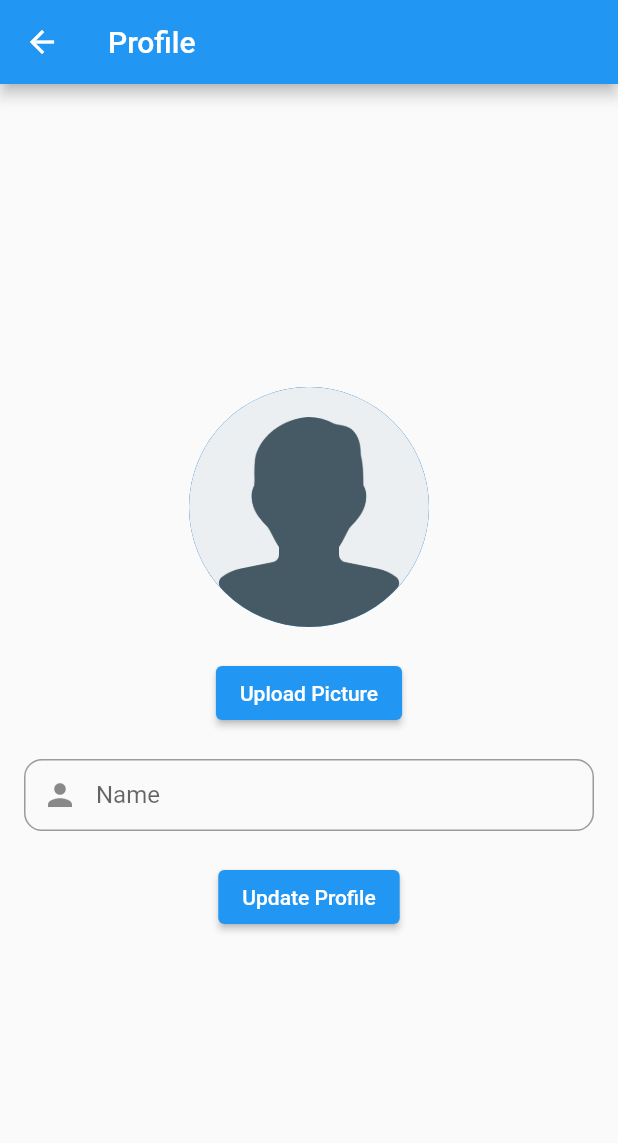
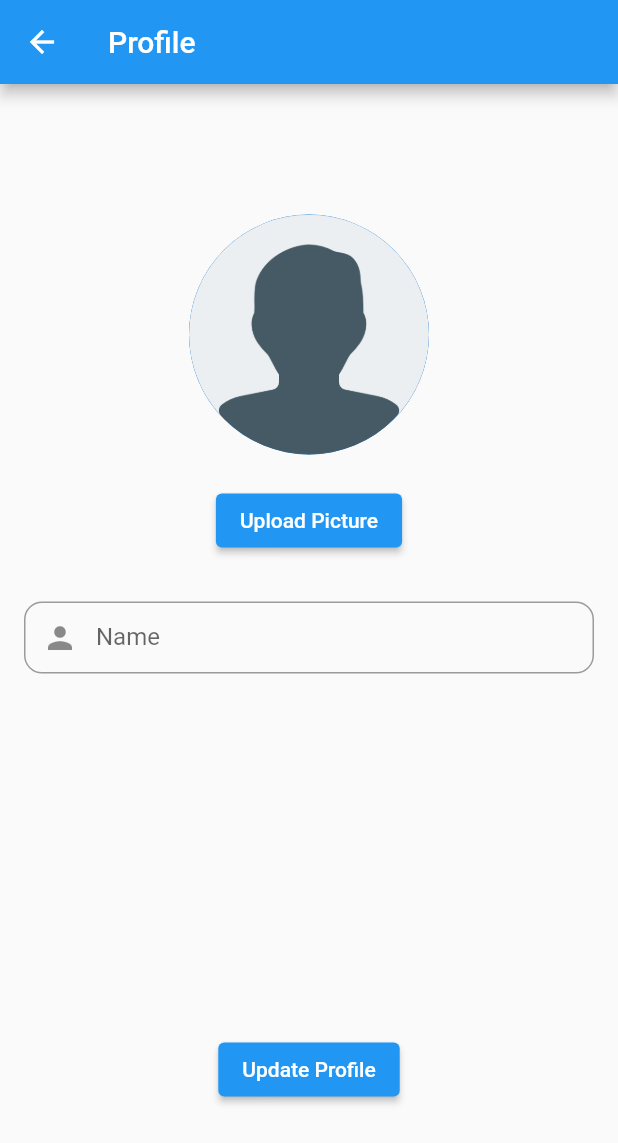
Before and after one commit to sagexfors/basicprog, a Flutter app: the ProfilePage screen opened directly, on a phone screen of 412 x 824 dp. Shown: the top 1143 px of the screen. Run offline on Flutter 3.47's test engine with Material 2 defaults, Android fonts, the phone set to English and light mode, and no system bars; our stand-ins replace cloud_firestore, firebase_auth, firebase_core, firebase_storage, flutter_svg, image_picker; accounts and stored records are empty; generated files the repository leaves out were written again.

Commit message:
Adjust sized box height

```diff
--- a/lib/Pages/profile_page.dart
+++ b/lib/Pages/profile_page.dart
@@ -132,13 +132,13 @@ class _ProfilePageState extends State<ProfilePage> {
               onPressed: _uploadImage,
               child: const Text('Upload Picture'),
             ),
-            const SizedBox(height: 20),
+            const SizedBox(height: 30),
             GenericTextFormField(
               icon: Icons.person,
               labelText: 'Name',
               controller: _nameController,
             ),
-            const SizedBox(height: 20),
+            const SizedBox(height: 240),
             ElevatedButton(
               onPressed: _updateProfileData,
               child: const Text('Update Profile'),
```
